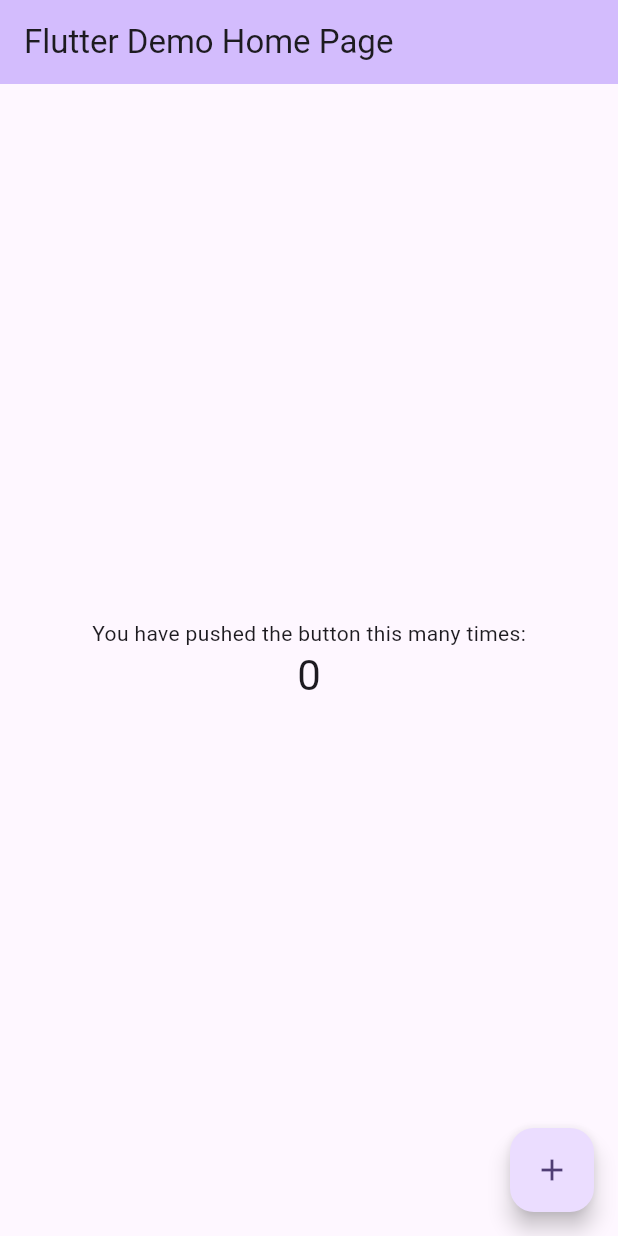
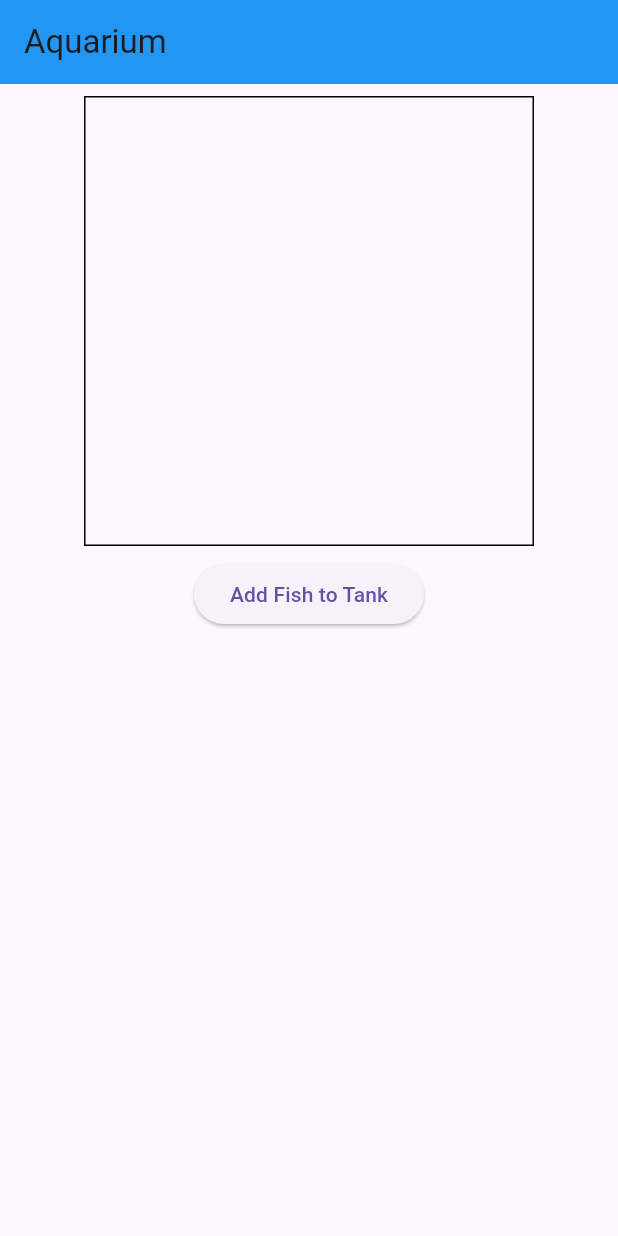
Before and after one commit to SunwooDua/cw5, a Flutter app: the screen it shows after launch, on a phone screen of 412 x 824 dp. Run offline on Flutter 3.47's test engine with Material 3 defaults, Android fonts, the phone set to English and light mode, and no system bars.

Commit message:
random fish pos add in tank

```diff
--- a/lib/main.dart
+++ b/lib/main.dart
@@ -1,122 +1,71 @@
+import 'dart:math';
+
 import 'package:flutter/material.dart';
 
 void main() {
-  runApp(const MyApp());
+  runApp(Aquarium());
 }
 
-class MyApp extends StatelessWidget {
-  const MyApp({super.key});
+class Aquarium extends StatelessWidget {
+  const Aquarium({super.key});
 
-  // This widget is the root of your application.
   @override
   Widget build(BuildContext context) {
     return MaterialApp(
-      title: 'Flutter Demo',
-      theme: ThemeData(
-        // This is the theme of your application.
-        //
-        // TRY THIS: Try running your application with "flutter run". You'll see
-        // the application has a purple toolbar. Then, without quitting the app,
-        // try changing the seedColor in the colorScheme below to Colors.green
-        // and then invoke "hot reload" (save your changes or press the "hot
-        // reload" button in a Flutter-supported IDE, or press "r" if you used
-        // the command line to start the app).
-        //
-        // Notice that the counter didn't reset back to zero; the application
-        // state is not lost during the reload. To reset the state, use hot
-        // restart instead.
-        //
-        // This works for code too, not just values: Most code changes can be
-        // tested with just a hot reload.
-        colorScheme: ColorScheme.fromSeed(seedColor: Colors.deepPurple),
-      ),
-      home: const MyHomePage(title: 'Flutter Demo Home Page'),
+      title: 'Virtual Aquarium',
+      theme: ThemeData(primarySwatch: Colors.blue),
+      home: AquariumScreen(),
     );
   }
 }
 
-class MyHomePage extends StatefulWidget {
-  const MyHomePage({super.key, required this.title});
-
-  // This widget is the home page of your application. It is stateful, meaning
-  // that it has a State object (defined below) that contains fields that affect
-  // how it looks.
-
-  // This class is the configuration for the state. It holds the values (in this
-  // case the title) provided by the parent (in this case the App widget) and
-  // used by the build method of the State. Fields in a Widget subclass are
-  // always marked "final".
-
-  final String title;
+class AquariumScreen extends StatefulWidget {
+  const AquariumScreen({super.key});
 
   @override
-  State<MyHomePage> createState() => _MyHomePageState();
+  State<AquariumScreen> createState() => _AquariumScreenState();
 }
 
-class _MyHomePageState extends State<MyHomePage> {
-  int _counter = 0;
+class _AquariumScreenState extends State<AquariumScreen> {
+  List<Widget> fishList = [];
 
-  void _incrementCounter() {
-    setState(() {
-      // This call to setState tells the Flutter framework that something has
-      // changed in this State, which causes it to rerun the build method below
-      // so that the display can reflect the updated values. If we changed
-      // _counter without calling setState(), then the build method would not be
-      // called again, and so nothing would appear to happen.
-      _counter++;
-    });
+  void _addFish() {
+    if (fishList.length < 10) {
+      // Limiting to 10 fish
+      setState(() {
+        fishList.add(
+          Positioned(
+            left: Random().nextDouble() * 300,
+            top: Random().nextDouble() * 300,
+            child: Icon(Icons.circle, color: Colors.yellow, size: 20),
+          ),
+        );
+      });
+    }
   }
 
   @override
   Widget build(BuildContext context) {
-    // This method is rerun every time setState is called, for instance as done
-    // by the _incrementCounter method above.
-    //
-    // The Flutter framework has been optimized to make rerunning build methods
-    // fast, so that you can just rebuild anything that needs updating rather
-    // than having to individually change instances of widgets.
     return Scaffold(
-      appBar: AppBar(
-        // TRY THIS: Try changing the color here to a specific color (to
-        // Colors.amber, perhaps?) and trigger a hot reload to see the AppBar
-        // change color while the other colors stay the same.
-        backgroundColor: Theme.of(context).colorScheme.inversePrimary,
-        // Here we take the value from the MyHomePage object that was created by
-        // the App.build method, and use it to set our appbar title.
-        title: Text(widget.title),
+      appBar: AppBar(title: Text('Aquarium'), backgroundColor: Colors.blue),
+      body: Column(
+        children: [
+          Center(
+            child: Padding(
+              padding: const EdgeInsets.all(8.0),
+              child: Container(
+                height: 300,
+                width: 300,
+                decoration: BoxDecoration(
+                  border: Border.all(color: Colors.black),
+                ),
+                child: Stack(children: fishList),
+              ),
+            ),
+          ),
+          ElevatedButton(onPressed: _addFish, child: Text('Add Fish to Tank')),
+        ],
       ),
-      body: Center(
-        // Center is a layout widget. It takes a single child and positions it
-        // in the middle of the parent.
-        child: Column(
-          // Column is also a layout widget. It takes a list of children and
-          // arranges them vertically. By default, it sizes itself to fit its
-          // children horizontally, and tries to be as tall as its parent.
-          //
-          // Column has various properties to control how it sizes itself and
-          // how it positions its children. Here we use mainAxisAlignment to
-          // center the children vertically; the main axis here is the vertical
-          // axis because Columns are vertical (the cross axis would be
-          // horizontal).
-          //
-          // TRY THIS: Invoke "debug painting" (choose the "Toggle Debug Paint"
-          // action in the IDE, or press "p" in the console), to see the
-          // wireframe for each widget.
-          mainAxisAlignment: MainAxisAlignment.center,
-          children: <Widget>[
-            const Text('You have pushed the button this many times:'),
-            Text(
-              '$_counter',
-              style: Theme.of(context).textTheme.headlineMedium,
-            ),
-          ],
-        ),
-      ),
-      floatingActionButton: FloatingActionButton(
-        onPressed: _incrementCounter,
-        tooltip: 'Increment',
-        child: const Icon(Icons.add),
-      ), // This trailing comma makes auto-formatting nicer for build methods.
     );
   }
 }
```
